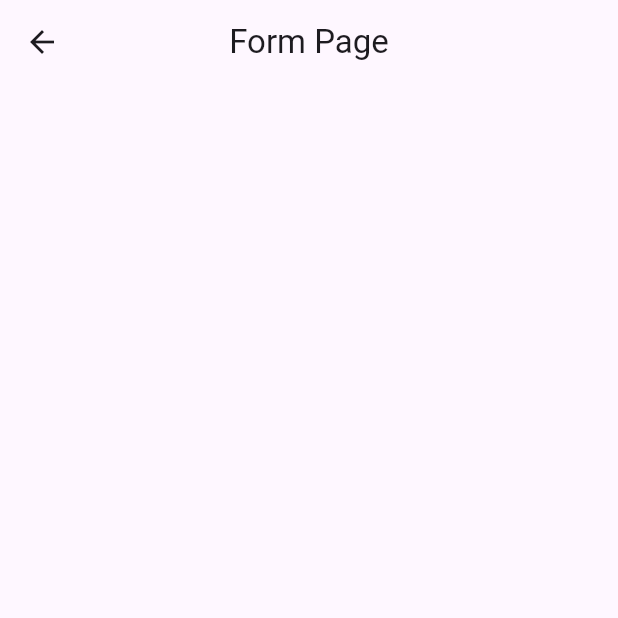
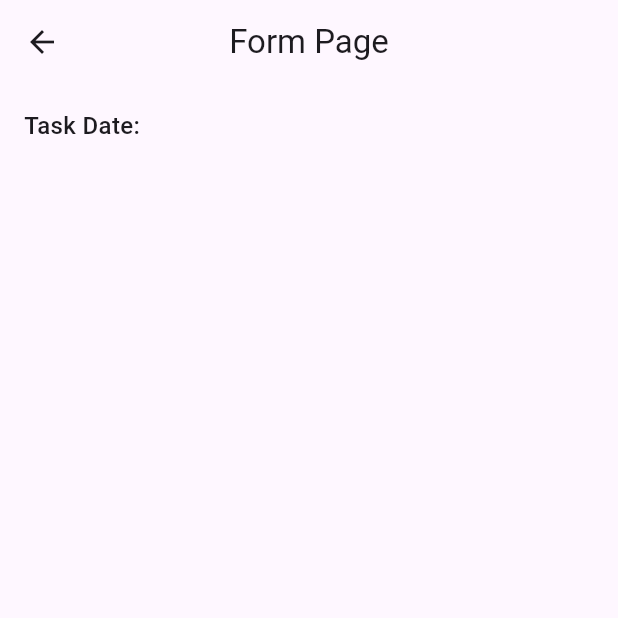
Before and after one commit to mddhafa/TodoApp_0064, a Flutter app: the Todopage screen opened directly, on a phone screen of 412 x 824 dp, the top half of it. Run offline on Flutter 3.47's test engine with Material 3 defaults, Android fonts, the phone set to English and light mode, and no system bars.

Commit message:
Membuat Text task Date dengan format rata kiri

```diff
--- a/lib/todo.dart
+++ b/lib/todo.dart
@@ -20,7 +20,25 @@ class _TodopageState extends State<Todopage> {
   Widget build(BuildContext context) {
     return Scaffold(
       appBar: AppBar(title: Text('Form Page'), centerTitle: true),
+      body: SafeArea(
+        child: Padding(
+          padding: const EdgeInsets.all(16),
+          child: Column(
+            crossAxisAlignment: CrossAxisAlignment.start,
+            children: [
+              Row(
+                children: [
+                  Text(
+                    'Task Date:',
+                    style: TextStyle(fontSize: 16, fontWeight: FontWeight.w500),
+                  ),
+                ],
+              ),
 
+            ],
+          ),
+        ),
+      ),
     );
   }
 }
```
